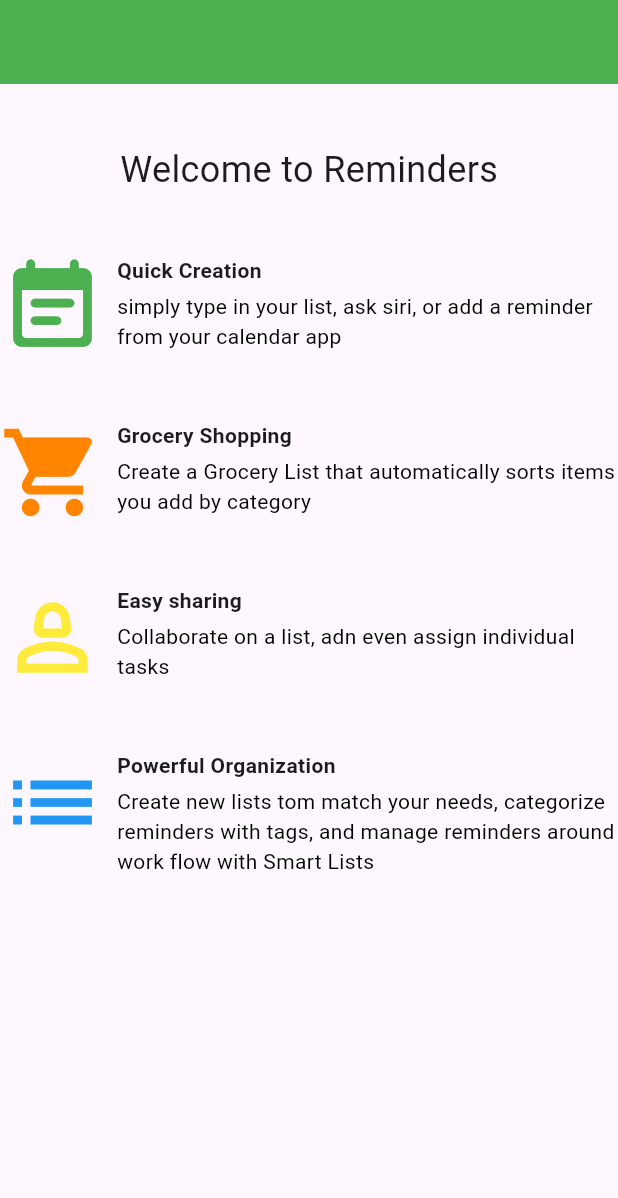
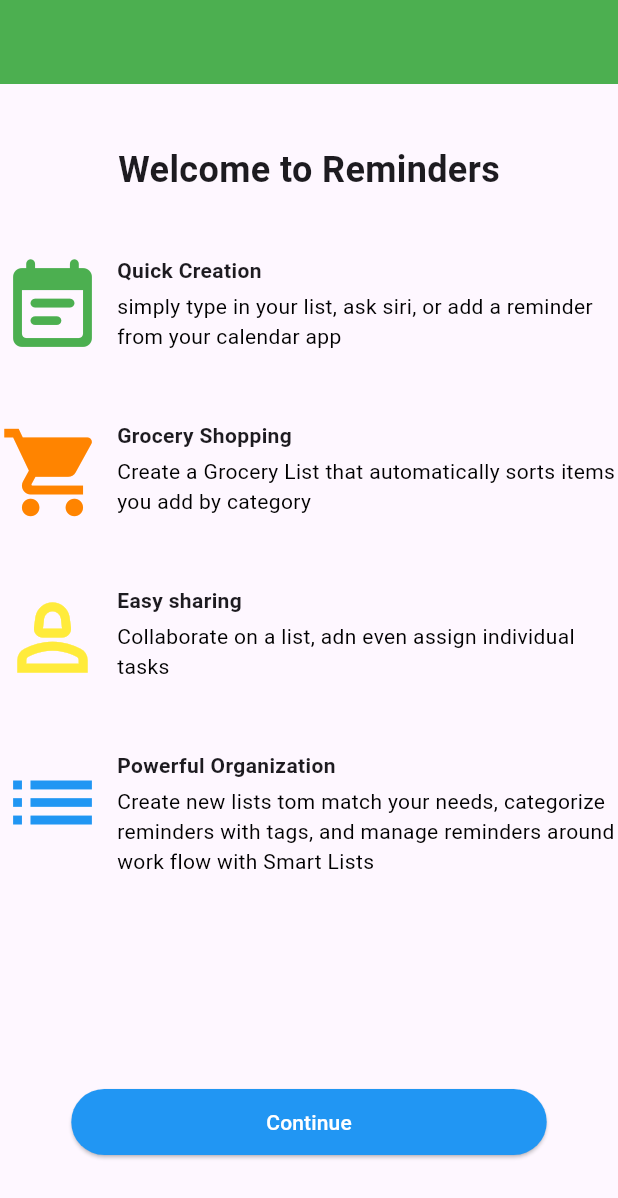
Before and after one commit to 3allancastro0/Tarea-1.2-, a Flutter app: the screen it shows after launch, on a phone screen of 412 x 824 dp. Shown: the top 1198 px of the screen. Run offline on Flutter 3.47's test engine with Material 3 defaults, Android fonts, the light colour scheme and no system bars.

Commit message:
Se agrego boton de continue y se modifico negrita del texto

```diff
--- a/lib/main.dart
+++ b/lib/main.dart
@@ -11,15 +11,18 @@
       title: 'Prueba 1',
       home: Scaffold(
         appBar: AppBar(backgroundColor: Colors.green),
-        body: const Center(
+        body: Center(
           child: Column(
             mainAxisAlignment: MainAxisAlignment.start,
             spacing: 40,
             children: [
-              SizedBox(width: 30),
-              Text('Welcome to Reminders', style: TextStyle(fontSize: 24)),
+              const SizedBox(width: 30),
+              const Text(
+                'Welcome to Reminders',
+                style: TextStyle(fontSize: 24, fontWeight: FontWeight.bold),
+              ),
 
-              Row(
+              const Row(
                 crossAxisAlignment: CrossAxisAlignment.start,
                 children: [
                   Icon(Icons.event_note_rounded, size: 70, color: Colors.green),
@@ -42,7 +45,7 @@
                   ),
                 ],
               ),
-              Row(
+              const Row(
                 crossAxisAlignment: CrossAxisAlignment.start,
                 children: [
                   Icon(
@@ -69,7 +72,7 @@
                   ),
                 ],
               ),
-              Row(
+              const Row(
                 crossAxisAlignment: CrossAxisAlignment.start,
                 children: [
                   Icon(Icons.person_2_outlined, size: 70, color: Colors.yellow),
@@ -92,7 +95,7 @@
                   ),
                 ],
               ),
-              Row(
+              const Row(
                 crossAxisAlignment: CrossAxisAlignment.start,
                 children: [
                   Icon(Icons.list, size: 70, color: Colors.blue),
@@ -115,6 +118,20 @@
                   ),
                 ],
               ),
+              const SizedBox(height: 60),
+              ElevatedButton(
+                onPressed: () {},
+                style: ElevatedButton.styleFrom(
+                  backgroundColor: Colors.blue,
+                  foregroundColor: Colors.white,
+                  padding: const EdgeInsets.symmetric(
+                    horizontal: 130,
+                    vertical: 12,
+                  ),
+                ),
+                child: const Text('Continue'),
+              ),
+              const SizedBox(height: 20),
             ],
           ),
         ),
```
